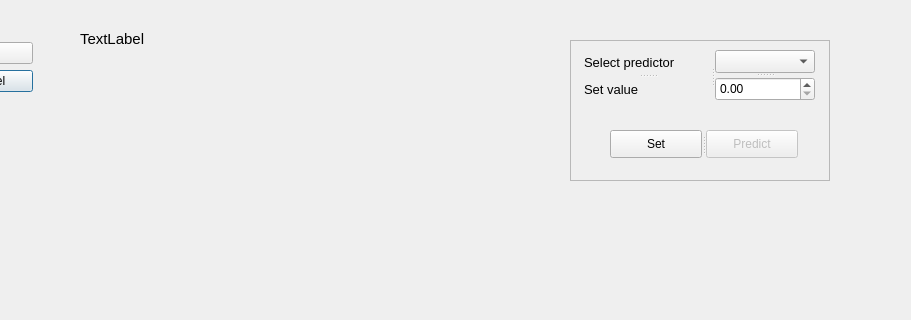
This is ML/MLTrain.ui in roiweinreb/Qt_ML as Qt 5 draws it before an edit; both pictures show x 240 to 1151 and y 0 to 320 of the 1151 by 704 pixel window. The edited form follows.
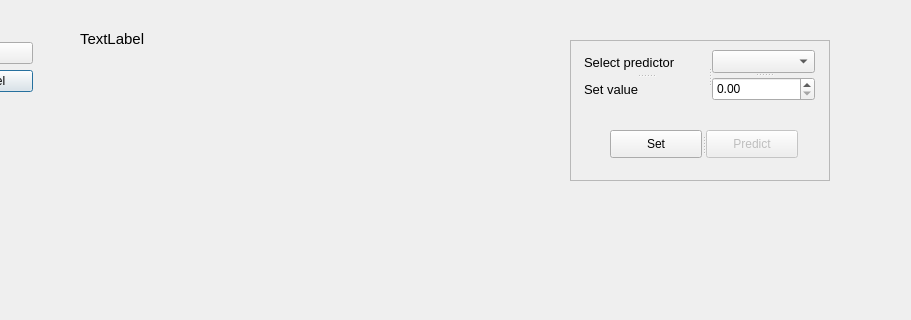
This is the edited form.

The edit to the form file:
```diff
--- a/ML/MLTrain.ui
+++ b/ML/MLTrain.ui
@@ -195,8 +195,8 @@
     <rect>
      <x>320</x>
      <y>30</y>
-     <width>311</width>
-     <height>141</height>
+     <width>471</width>
+     <height>151</height>
     </rect>
    </property>
    <property name="font">
@@ -294,7 +294,11 @@
        <enum>Qt::Vertical</enum>
       </property>
       <widget class="QComboBox" name="cbPreds"/>
-      <widget class="QDoubleSpinBox" name="dsbPreds"/>
+      <widget class="QDoubleSpinBox" name="dsbPreds">
+       <property name="maximum">
+        <double>10000.000000000000000</double>
+       </property>
+      </widget>
      </widget>
     </widget>
     <widget class="QSplitter" name="splitter_5">
```
